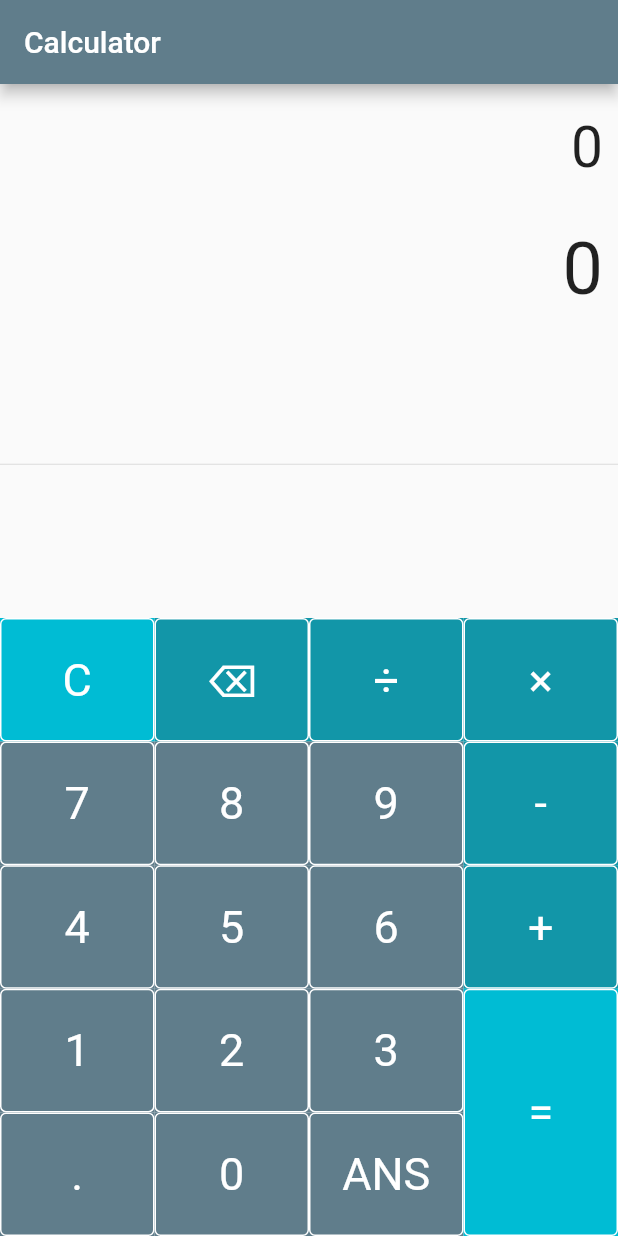
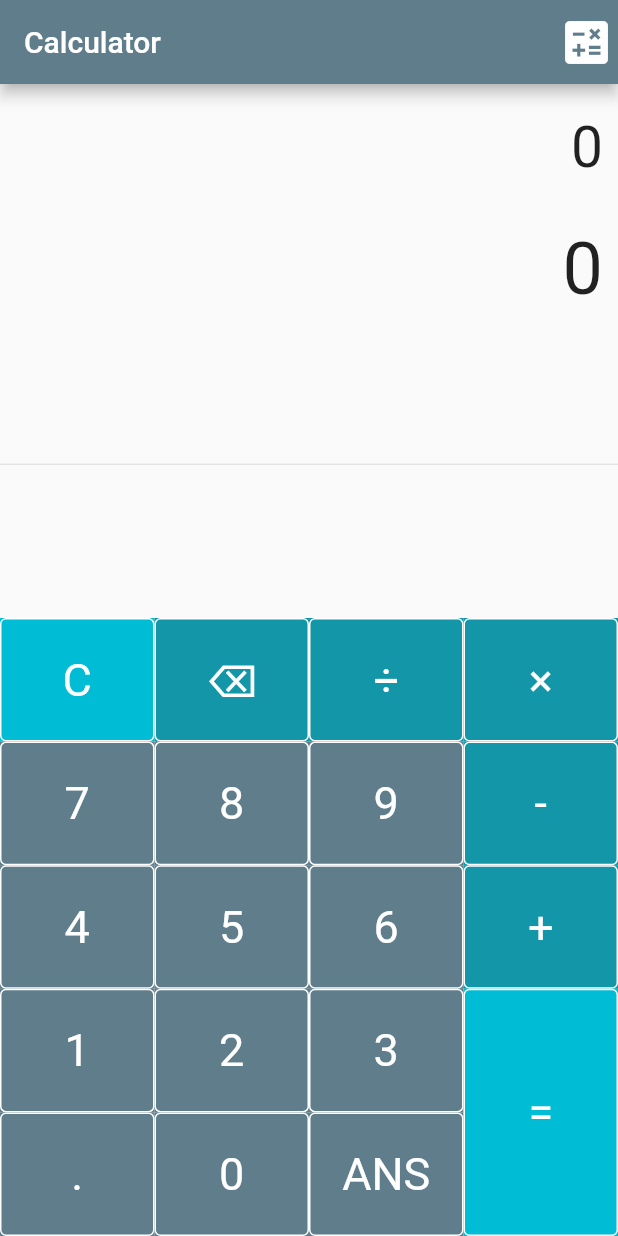
Before and after one commit to Porkul/calculator_app, a Flutter app: the screen it shows after launch, on a phone screen of 412 x 824 dp. Run offline on Flutter 3.47's test engine with Material 2 defaults, Android fonts, the phone set to English and light mode, and no system bars; our stand-ins replace math_expressions.

```diff
--- /dev/null
+++ b/lib/constants/colors.dart
@@ -0,0 +1,3 @@
+import 'package:flutter/material.dart';
+
+const Color cyanSecond = Color.fromARGB(255, 18, 150, 168);
--- a/lib/main.dart
+++ b/lib/main.dart
@@ -1,5 +1,6 @@
 import 'package:flutter/material.dart';
 import 'screens/calculator_screen.dart';
+import 'screens/converter_screen.dart';
 
 void main() {
   runApp(MyApp());
@@ -10,11 +11,15 @@ class MyApp extends StatelessWidget {
   Widget build(BuildContext context) {
     return MaterialApp(
       title: 'Calculator',
+      routes: {
+        '/': (context) => const CalculatorScreen(),
+        '/converter-screen': (context) => const ConverterScreen(),
+      },
       debugShowCheckedModeBanner: false,
       theme: ThemeData(
         primarySwatch: Colors.blueGrey,
       ),
-      home: const CalculatorScreen(),
+      // home: const CalculatorScreen(),
     );
   }
 }
--- a/lib/screens/calculator_screen.dart
+++ b/lib/screens/calculator_screen.dart
@@ -1,6 +1,7 @@
 import 'package:flutter/material.dart';
 import '/controllers/calculator_controller.dart';
 import '/models/calculator_model.dart';
+import '/constants/colors.dart' as colors;
 
 class CalculatorScreen extends StatefulWidget {
   const CalculatorScreen({Key? key}) : super(key: key);
@@ -15,7 +16,7 @@ class _CalculatorScreenState extends State<CalculatorScreen> {
 
   static const double equationFontSize = 38.0;
   static const double resultFontSize = 48.0;
-  static const Color cyanSecond = Color.fromARGB(255, 18, 150, 168);
+  static const Color cyanSecond = colors.cyanSecond;
 
   Widget _buildButton(
       String buttonText, double buttonHeight, Color buttonColor) {
@@ -44,7 +45,17 @@ class _CalculatorScreenState extends State<CalculatorScreen> {
   @override
   Widget build(BuildContext context) {
     return Scaffold(
-      appBar: AppBar(title: const Text('Calculator')),
+      appBar: AppBar(
+        title: const Text('Calculator'),
+        actions: <Widget>[
+          IconButton(
+            icon: const Icon(Icons.calculate, size: equationFontSize),
+            onPressed: () {
+              Navigator.pushNamed(context, '/converter-screen');
+            },
+          ),
+        ],
+      ),
       body: Column(
         children: <Widget>[
           Container(
```
Also changed, not shown: lib/screens/converter_screen.dart (added, +132 -0 lines).
